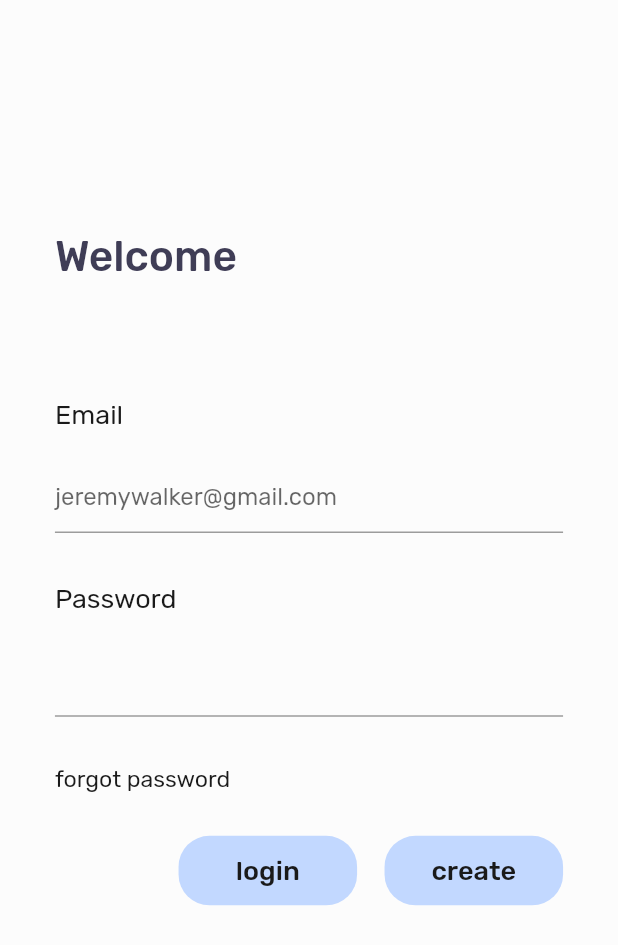
After one commit to thisisyusub/Handy, a Flutter app: the screen it shows after launch, after a tap on "continue with email", on a phone screen of 412 x 824 dp. The commit adds this screen. Shown: the top 945 px of the screen. Run offline on Flutter 3.47's test engine with Material 2 defaults, Android fonts, the phone set to English and light mode, and no system bars; our stand-ins replace bloc, equatable, flutter_bloc, flutter_svg.

Commit message:
register page is done.

```diff
--- a/lib/contants/app_strings.dart
+++ b/lib/contants/app_strings.dart
@@ -40,9 +40,21 @@ class AppStrings {
   static const String add = 'Add';
 
   // new part last
+ // welcome screen
 static const String handy = 'Handy';
 static const String byContinuingYouAccept = 'by continuing you accept';
 static const String termsOfUse = ' Terms of Use';
 static const String continueWithEmail = 'continue with email';
 static const String continueWithGoogle = 'continue with Google';
+
+// register screen
+static const String welcome = 'Welcome';
+static const String email = 'Email';
+static const String password = 'Password';
+static const String forgotPassword = 'forgot password';
+static const String login = 'login';
+static const String create = 'create';
+static const String hintEmail = 'jeremywalker@gmail.com';
+
+// on boarding screen
 }
--- a/lib/contants/routes.dart
+++ b/lib/contants/routes.dart
@@ -1,8 +1,9 @@
 class Routes {
   Routes._();
 
-  static const String Welcome = 'welcome';
+  static const String Welcome = 'Welcome';
   static const String Home = 'Home';
+  static const String Register = 'Register';
   static const String Post = 'profile';
   static const String SignUp = 'profile';
 }
--- a/lib/main.dart
+++ b/lib/main.dart
@@ -8,8 +8,8 @@ import 'package:heathier/bloc_layer/states/authentication_state.dart';
 import 'package:heathier/presentation_layer/router.dart';
 import 'package:heathier/presentation_layer/shared/app_colors.dart';
 import 'package:heathier/presentation_layer/simple_bloc_delegate.dart';
-import 'package:heathier/presentation_layer/views/home_view.dart';
-import 'package:heathier/presentation_layer/views/welcome_view.dart';
+import 'package:heathier/presentation_layer/pages/home_page.dart';
+import 'package:heathier/presentation_layer/pages/welcome_page.dart';
 
 void main() async {
   SystemChrome.setSystemUIOverlayStyle(
@@ -59,10 +59,10 @@ class MyApp extends StatelessWidget {
           }
 
           if(state is AuthenticationUnAuthenticatedState) {
-            return WelcomeView();
+            return WelcomePage();
           }
 
-          return HomeView();
+          return HomePage();
         },
       ),
       onGenerateRoute: Router.generateRoute,
--- a/lib/presentation_layer/views/home_view.dart
+++ b/lib/presentation_layer/pages/home_page.dart
@@ -7,7 +7,7 @@ import 'package:heathier/presentation_layer/widgets/home_list_item.dart';
 import 'package:heathier/presentation_layer/widgets/water_action_button.dart';
 import 'package:heathier/utils/size_config.dart';
 
-class HomeView extends StatelessWidget {
+class HomePage extends StatelessWidget {
   @override
   Widget build(BuildContext context) {
     return LayoutBuilder(
@@ -16,7 +16,7 @@ class HomeView extends StatelessWidget {
           builder: (context, orientation) {
             SizeConfig().init(constraints, orientation, context);
             return Scaffold(
-              backgroundColor: AppColors.goalItemBackgroundColor,
+              backgroundColor: AppColors.appBackgroundColor,
               body: SingleChildScrollView(
                 child: Column(
                   children: <Widget>[
--- /dev/null
+++ b/lib/presentation_layer/pages/register_page.dart
@@ -0,0 +1,90 @@
+import 'package:flutter/material.dart';
+import 'package:heathier/contants/app_strings.dart';
+import 'package:heathier/presentation_layer/shared/app_colors.dart';
+import 'package:heathier/presentation_layer/shared/app_text_styles.dart';
+import 'package:heathier/presentation_layer/widgets/custom_button.dart';
+import 'package:heathier/utils/size_config.dart';
+
+class RegisterPage extends StatelessWidget {
+  @override
+  Widget build(BuildContext context) {
+    return Scaffold(
+      backgroundColor: AppColors.appBackgroundColor,
+      body: SingleChildScrollView(
+        child: Container(
+          padding: EdgeInsets.only(
+            top: SizeConfig.blockHeight * 18.75,
+            left: SizeConfig.blockWidth * 8.888,
+            right: SizeConfig.blockWidth * 8.888,
+          ),
+          child: Column(
+            crossAxisAlignment: CrossAxisAlignment.start,
+            children: <Widget>[
+              Text(
+                AppStrings.welcome,
+                style: AppTextStyles.fontSize22MediumStyle,
+              ),
+              SizedBox(
+                height: SizeConfig.blockHeight * 9.375,
+              ),
+              Text(
+                AppStrings.email,
+                style: AppTextStyles.fontSize14RegularStyle,
+              ),
+              SizedBox(
+                height: SizeConfig.blockHeight * 2.5,
+              ),
+              TextField(
+                decoration: InputDecoration(
+                  hintText: AppStrings.hintEmail,
+                ),
+              ),
+              SizedBox(
+                height: SizeConfig.blockHeight * 4,
+              ),
+              Text(
+                AppStrings.password,
+                style: AppTextStyles.fontSize14RegularStyle,
+              ),
+              SizedBox(
+                height: SizeConfig.blockHeight * 2.5,
+              ),
+              TextField(
+                obscureText: true,
+              ),
+              SizedBox(
+                height: SizeConfig.blockHeight * 4,
+              ),
+              Text(
+                AppStrings.forgotPassword,
+                style: AppTextStyles.fontSize12RegularStyle,
+              ),
+              SizedBox(
+                height: SizeConfig.blockHeight * 3.4375,
+              ),
+                  Row(
+                    mainAxisAlignment: MainAxisAlignment.end,
+                    children: <Widget>[
+                      CustomButton(
+                        height: SizeConfig.blockHeight * 5.625,
+                        width: SizeConfig.blockWidth * 28.888,
+                        margin: EdgeInsets.zero,
+                        title: AppStrings.login,
+                      ),
+                      CustomButton(
+                        height: SizeConfig.blockHeight * 5.625,
+                        width: SizeConfig.blockWidth * 28.888,
+                        margin: EdgeInsets.only(
+                          left: SizeConfig.blockWidth * 4.444,
+                        ),
+                        title: AppStrings.create,
+                      ),
+                    ],
+                  ),
+            ],
+          ),
+        ),
+      ),
+    );
+  }
+}
--- a/lib/presentation_layer/views/sign_up_view.dart
+++ b/lib/presentation_layer/pages/sign_up_page.dart
@@ -1,16 +1,17 @@
 import 'package:flutter/material.dart';
 import 'package:heathier/contants/app_strings.dart';
+import 'package:heathier/presentation_layer/shared/app_colors.dart';
 import 'package:heathier/presentation_layer/shared/app_text_styles.dart';
 import 'package:heathier/presentation_layer/widgets/sign_up_activity.dart';
 import 'package:heathier/presentation_layer/widgets/sign_up_multi_selection.dart';
 import 'package:heathier/presentation_layer/widgets/tells_about_you.dart';
 import 'package:heathier/utils/size_config.dart';
 
-class SignUpView extends StatelessWidget {
+class SignUpPage extends StatelessWidget {
   @override
   Widget build(BuildContext context) {
     return Scaffold(
-      backgroundColor: Colors.white,
+      backgroundColor: AppColors.appBackgroundColor,
       body: Padding(
         padding: EdgeInsets.symmetric(
           vertical: 0,
--- a/lib/presentation_layer/views/welcome_view.dart
+++ b/lib/presentation_layer/pages/welcome_page.dart
@@ -2,13 +2,14 @@ import 'package:flutter/cupertino.dart';
 import 'package:flutter/material.dart';
 import 'package:flutter_svg/flutter_svg.dart';
 import 'package:heathier/contants/app_strings.dart';
+import 'package:heathier/contants/routes.dart';
 import 'package:heathier/presentation_layer/shared/app_colors.dart';
 import 'package:heathier/presentation_layer/shared/app_icons.dart';
 import 'package:heathier/presentation_layer/shared/app_text_styles.dart';
 import 'package:heathier/presentation_layer/widgets/custom_button.dart';
 import 'package:heathier/utils/size_config.dart';
 
-class WelcomeView extends StatelessWidget {
+class WelcomePage extends StatelessWidget {
   @override
   Widget build(BuildContext context) {
     return LayoutBuilder(
@@ -49,7 +50,7 @@ class WelcomeView extends StatelessWidget {
                             ),
                             SvgPicture.asset(
                               AppIcons.illustration,
-                              height: SizeConfig.blockHeight *39.0625,
+                              height: SizeConfig.blockHeight * 39.0625,
                               width: SizeConfig.blockWidth * 72.222,
                             ),
                           ],
@@ -65,11 +66,15 @@ class WelcomeView extends StatelessWidget {
                         child: Column(
                           mainAxisSize: MainAxisSize.min,
                           children: <Widget>[
-                            CustomButton(
-                              height: SizeConfig.blockHeight * 5.625,
-                              width: SizeConfig.blockWidth * 57.777,
-                              title: AppStrings.continueWithEmail,
-                              margin: EdgeInsets.zero,
+                            GestureDetector(
+                              onTap: () => Navigator.of(context)
+                                  .pushNamed(Routes.Register),
+                              child: CustomButton(
+                                height: SizeConfig.blockHeight * 5.625,
+                                width: SizeConfig.blockWidth * 57.777,
+                                title: AppStrings.continueWithEmail,
+                                margin: EdgeInsets.zero,
+                              ),
                             ),
                             CustomButton(
                               height: SizeConfig.blockHeight * 5.625,
--- a/lib/presentation_layer/router.dart
+++ b/lib/presentation_layer/router.dart
@@ -1,8 +1,9 @@
 import 'package:flutter/material.dart';
 import 'package:heathier/contants/routes.dart';
-import 'package:heathier/presentation_layer/views/home_view.dart';
-import 'package:heathier/presentation_layer/views/sign_up_view.dart';
-import 'package:heathier/presentation_layer/views/welcome_view.dart';
+import 'package:heathier/presentation_layer/pages/home_page.dart';
+import 'package:heathier/presentation_layer/pages/register_page.dart';
+import 'package:heathier/presentation_layer/pages/sign_up_page.dart';
+import 'package:heathier/presentation_layer/pages/welcome_page.dart';
 
 class Router {
   Router._();
@@ -10,11 +11,13 @@ class Router {
   static Route<dynamic> generateRoute(RouteSettings settings) {
     switch (settings.name) {
       case Routes.Welcome:
-        return MaterialPageRoute(builder: (_) => WelcomeView());
+        return MaterialPageRoute(builder: (_) => WelcomePage());
+      case Routes.Register:
+        return MaterialPageRoute(builder: (_) => RegisterPage());
       case Routes.Home:
-        return MaterialPageRoute(builder: (_) => HomeView());
+        return MaterialPageRoute(builder: (_) => HomePage());
       case Routes.SignUp:
-        return MaterialPageRoute(builder: (_) => SignUpView());
+        return MaterialPageRoute(builder: (_) => SignUpPage());
       default:
         return MaterialPageRoute(
             builder: (_) => Scaffold(
--- a/lib/presentation_layer/shared/app_text_styles.dart
+++ b/lib/presentation_layer/shared/app_text_styles.dart
@@ -13,11 +13,28 @@ class AppTextStyles {
     fontWeight: FontWeight.w500,
   );
 
+  static final fontSize22MediumStyle = TextStyle(
+    fontSize: SizeConfig.textMultiplier * 3.4375,
+    color: AppColors.handyTextColor,
+    fontWeight: FontWeight.w500,
+  );
+
+  static final fontSize14RegularStyle = TextStyle(
+    fontSize: SizeConfig.textMultiplier * 2.1875,
+    color: AppColors.customButtonTextColor,
+  );
+
   static final fontSize14MediumStyle = TextStyle(
     fontSize: SizeConfig.textMultiplier * 2.1875,
     color: AppColors.customButtonTextColor,
     fontWeight: FontWeight.w500,
   );
+
+  static final fontSize12RegularStyle = TextStyle(
+    fontSize: SizeConfig.textMultiplier * 1.875,
+    color: AppColors.customButtonTextColor,
+  );
+
 
   static final fontSize11Style = TextStyle(
     fontSize: SizeConfig.textMultiplier * 1.71875,
--- a/lib/presentation_layer/widgets/custom_button.dart
+++ b/lib/presentation_layer/widgets/custom_button.dart
@@ -19,17 +19,21 @@ class CustomButton extends StatelessWidget {
   @override
   Widget build(BuildContext context) {
     return Container(
-      width: width * SizeConfig.textScaleFactor,
+      width: width * (SizeConfig.textScaleFactor),
       height: height * SizeConfig.textScaleFactor,
       margin: margin,
       decoration: BoxDecoration(
         color: AppColors.customButtonBackgroundColor,
-        borderRadius: BorderRadius.circular(18),
+        borderRadius: BorderRadius.circular(
+          SizeConfig.blockWidth * 5 * SizeConfig.textScaleFactor,
+        ),
       ),
-      child: Center(child: Text(
-        title,
-        style: AppTextStyles.fontSize14MediumStyle,
-      ),),
+      child: Center(
+        child: Text(
+          title,
+          style: AppTextStyles.fontSize14MediumStyle,
+        ),
+      ),
     );
   }
 }
```
